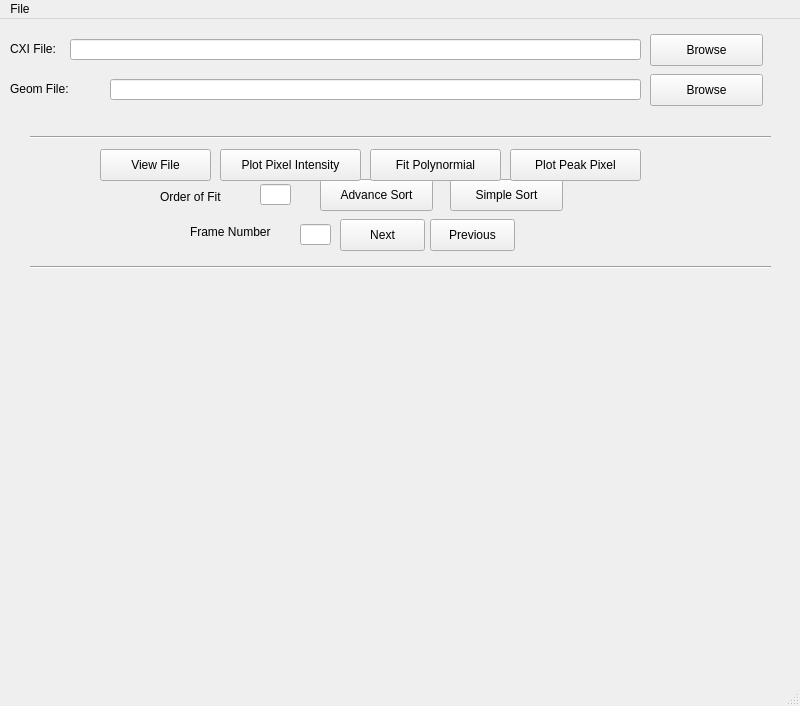
This is mainWindow.ui in gihankaushyal/PixelAnomalyDetectorTool as Qt 5 draws it before an edit. The edited form follows.
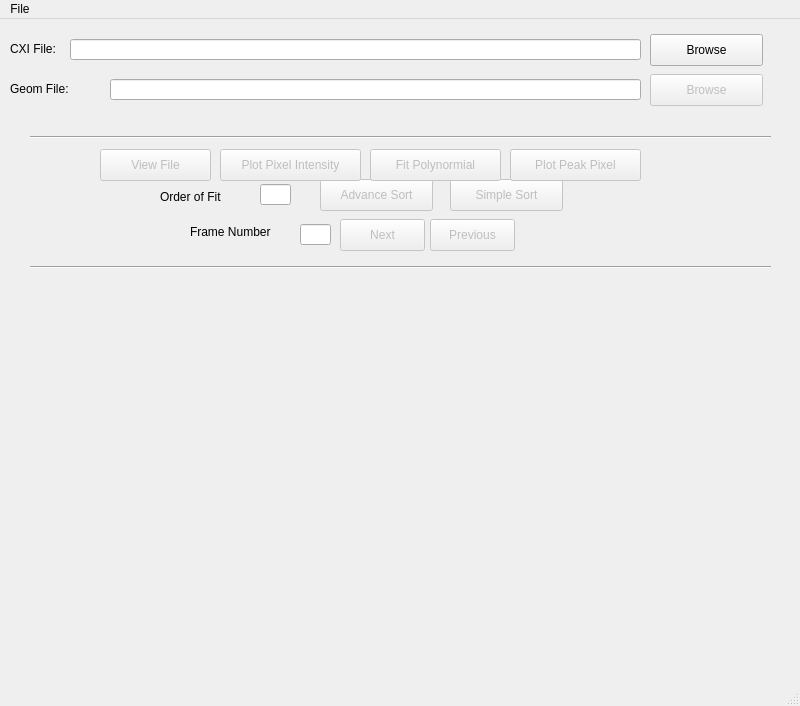
This is the edited form.

Commit message: All the buttons were dissabled except for the file browse button

```diff
--- a/mainWindow.ui
+++ b/mainWindow.ui
@@ -51,6 +51,9 @@
     </property>
    </widget>
    <widget class="QPushButton" name="sortButton">
+    <property name="enabled">
+     <bool>false</bool>
+    </property>
     <property name="geometry">
      <rect>
       <x>450</x>
@@ -64,6 +67,9 @@
     </property>
    </widget>
    <widget class="QPushButton" name="advanceSortButton">
+    <property name="enabled">
+     <bool>false</bool>
+    </property>
     <property name="geometry">
      <rect>
       <x>320</x>
@@ -113,6 +119,9 @@
     </property>
    </widget>
    <widget class="QPushButton" name="plotPixelIntensityButton">
+    <property name="enabled">
+     <bool>false</bool>
+    </property>
     <property name="geometry">
      <rect>
       <x>220</x>
@@ -126,6 +135,9 @@
     </property>
    </widget>
    <widget class="QPushButton" name="fitPolynormialButton">
+    <property name="enabled">
+     <bool>false</bool>
+    </property>
     <property name="geometry">
      <rect>
       <x>370</x>
@@ -139,6 +151,9 @@
     </property>
    </widget>
    <widget class="QPushButton" name="plotPeakPixelButton">
+    <property name="enabled">
+     <bool>false</bool>
+    </property>
     <property name="geometry">
      <rect>
       <x>510</x>
@@ -175,6 +190,9 @@
     </property>
    </widget>
    <widget class="QPushButton" name="nextButton">
+    <property name="enabled">
+     <bool>false</bool>
+    </property>
     <property name="geometry">
      <rect>
       <x>340</x>
@@ -188,6 +206,9 @@
     </property>
    </widget>
    <widget class="QPushButton" name="previousButton">
+    <property name="enabled">
+     <bool>false</bool>
+    </property>
     <property name="geometry">
      <rect>
       <x>430</x>
@@ -234,6 +255,9 @@
     </property>
    </widget>
    <widget class="QPushButton" name="browseButton_2">
+    <property name="enabled">
+     <bool>false</bool>
+    </property>
     <property name="geometry">
      <rect>
       <x>650</x>
@@ -260,6 +284,9 @@
     </property>
    </widget>
    <widget class="QPushButton" name="viewFileButton">
+    <property name="enabled">
+     <bool>false</bool>
+    </property>
     <property name="geometry">
      <rect>
       <x>100</x>
```
